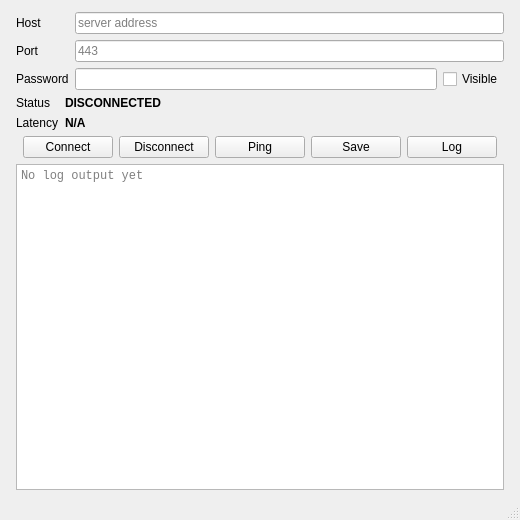
This is Client/mainwindow.ui in xyanrch1024/overplus as Qt 5 draws it before an edit. The edited form follows.
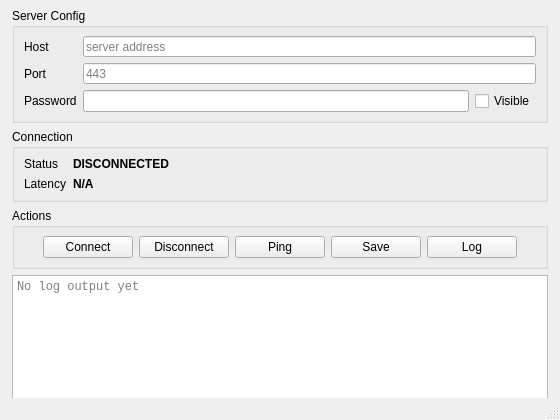
This is the edited form.

Commit message: feat(client): reorganize UI with QGroupBox - Server Config / Connection / Actions groups, remove spacers, compact layout

Diff of the .ui file:
```diff
--- a/Client/mainwindow.ui
+++ b/Client/mainwindow.ui
@@ -6,14 +6,14 @@
    <rect>
     <x>0</x>
     <y>0</y>
-    <width>520</width>
-    <height>520</height>
+    <width>560</width>
+    <height>420</height>
    </rect>
   </property>
   <property name="minimumSize">
    <size>
     <width>420</width>
-    <height>400</height>
+    <height>360</height>
    </size>
   </property>
   <property name="windowTitle">
@@ -21,12 +21,17 @@
   </property>
   <widget class="QWidget" name="centralwidget">
    <layout class="QVBoxLayout" name="mainLayout">
-    <property name="topMargin"><number>12</number></property>
-    <property name="leftMargin"><number>16</number></property>
-    <property name="rightMargin"><number>16</number></property>
+    <property name="spacing"><number>6</number></property>
+    <property name="topMargin"><number>8</number></property>
+    <property name="leftMargin"><number>12</number></property>
+    <property name="rightMargin"><number>12</number></property>
     <property name="bottomMargin"><number>8</number></property>
     <item>
+     <widget class="QGroupBox" name="configGroup">
+      <property name="title"><string>Server Config</string></property>
      <layout class="QFormLayout" name="configForm">
+       <property name="topMargin"><number>8</number></property>
+       <property name="bottomMargin"><number>8</number></property>
       <item row="0" column="0">
        <widget class="QLabel" name="label">
         <property name="text"><string>Host</string></property>
@@ -69,9 +74,14 @@
        </layout>
       </item>
      </layout>
+     </widget>
     </item>
     <item>
+     <widget class="QGroupBox" name="connectionGroup">
+      <property name="title"><string>Connection</string></property>
      <layout class="QFormLayout" name="statusForm">
+       <property name="topMargin"><number>8</number></property>
+       <property name="bottomMargin"><number>8</number></property>
       <item row="0" column="0">
        <widget class="QLabel" name="label_2">
         <property name="text"><string>Status</string></property>
@@ -101,9 +111,14 @@
        </widget>
       </item>
      </layout>
+     </widget>
     </item>
     <item>
+     <widget class="QGroupBox" name="actionsGroup">
+      <property name="title"><string>Actions</string></property>
      <layout class="QHBoxLayout" name="buttonLayout">
+       <property name="topMargin"><number>8</number></property>
+       <property name="bottomMargin"><number>8</number></property>
       <item>
        <spacer name="buttonSpacerLeft">
         <property name="orientation">
@@ -171,6 +186,7 @@
        </spacer>
       </item>
      </layout>
+     </widget>
     </item>
     <item>
      <widget class="QPlainTextEdit" name="LOG_VIEW">
```
Left out of the diff: 2 changed lines with no effect on the pictures. Lines whose indentation alone changed are shown as unchanged.
